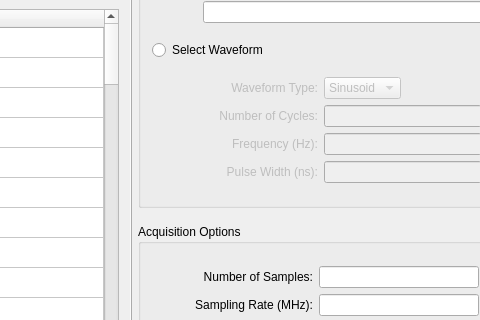
First picture: the form in raspi/gui/mainwindow.ui, repository jennieyang/ultrasound-breast-imaging, before the edit; both pictures show x 405 to 885 and y 128 to 448 of the 1080 by 600 pixel window.
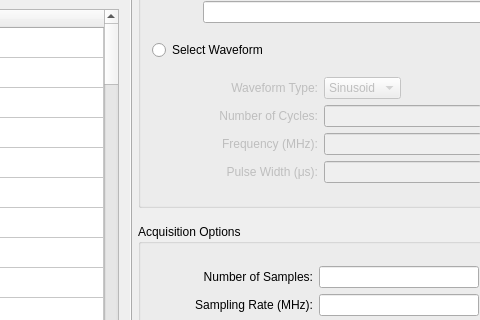
Second picture: the form after the edit.

Commit message: change frequency and pulse width units

What changed in the file:
```diff
--- a/raspi/gui/mainwindow.ui
+++ b/raspi/gui/mainwindow.ui
@@ -183,7 +183,7 @@
           <item row="5" column="0">
            <widget class="QLabel" name="label_pulseWidth">
             <property name="text">
-             <string>Pulse Width (ns):</string>
+             <string>Pulse Width (μs):</string>
             </property>
             <property name="alignment">
              <set>Qt::AlignRight|Qt::AlignTrailing|Qt::AlignVCenter</set>
@@ -237,7 +237,7 @@
              </size>
             </property>
             <property name="text">
-             <string>Frequency (Hz):</string>
+             <string>Frequency (MHz):</string>
             </property>
             <property name="alignment">
              <set>Qt::AlignRight|Qt::AlignTrailing|Qt::AlignVCenter</set>
```
The commit also changes 2 other files.
